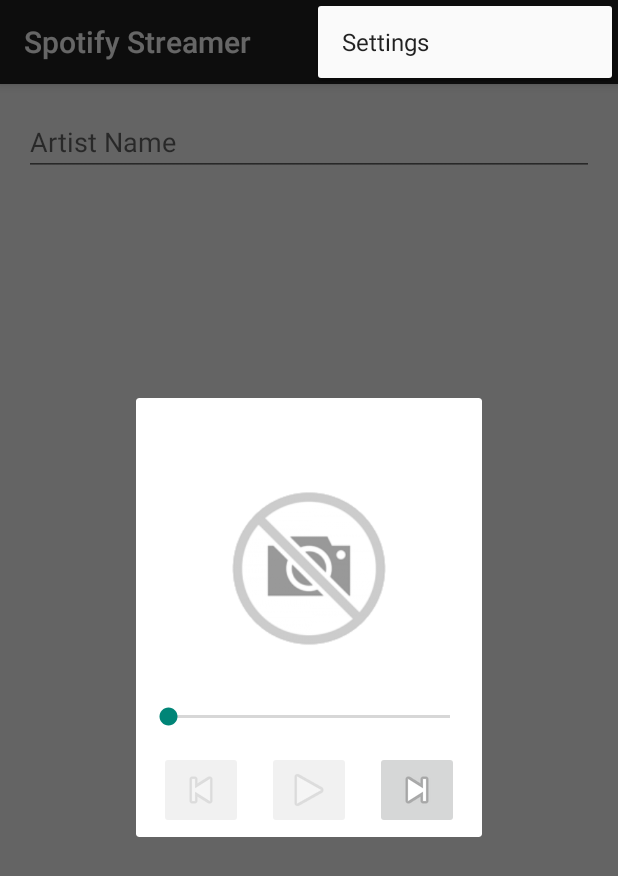
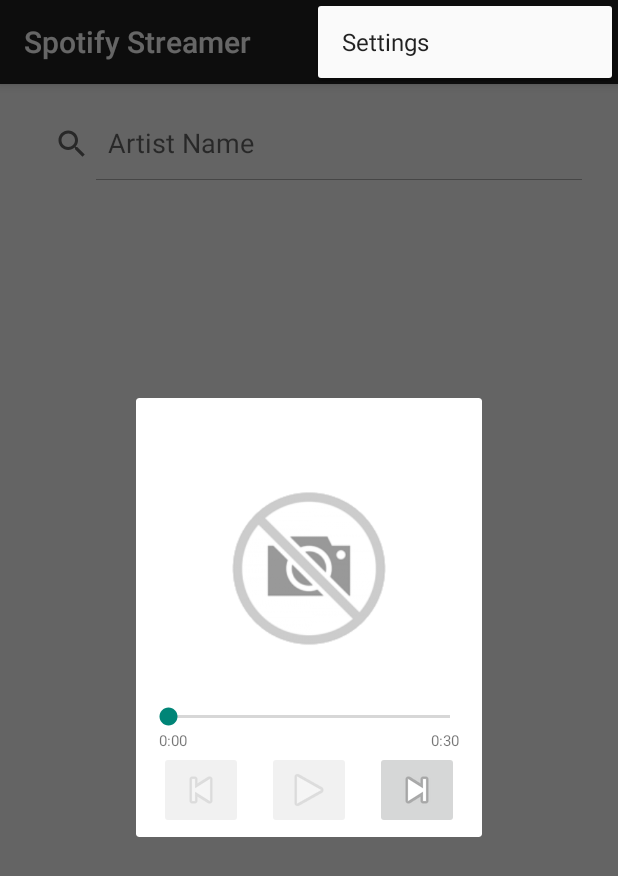
Before and after one commit to adeneche/spotifiy-part1, an Android app: the fragment PlaybackFragment placed in its activity, with the options menu open, on a phone screen of 412 x 824 dp. Shown: the top 876 px of the screen. Run offline under Robolectric (Android 15) with nearby library versions, the phone set to English and light mode, and no system bars; our stand-ins replace Picasso; libraries missing offline, so code that uses them is left out: kaaes.spotify.webapi, retrofit.client; pictures from the network do not load; 15 statements that could not run were skipped.

Commit message:
using SearchView

```diff
--- a/app/src/main/java/com/adeneche/spotifystreamer/ArtistSearchFragment.java
+++ b/app/src/main/java/com/adeneche/spotifystreamer/ArtistSearchFragment.java
@@ -3,15 +3,13 @@ package com.adeneche.spotifystreamer;
 import android.content.Context;
 import android.os.Bundle;
 import android.support.v4.app.Fragment;
+import android.support.v7.widget.SearchView;
 import android.util.Log;
-import android.view.KeyEvent;
 import android.view.LayoutInflater;
 import android.view.View;
 import android.view.ViewGroup;
-import android.view.inputmethod.EditorInfo;
 import android.widget.AdapterView;
 import android.widget.ArrayAdapter;
-import android.widget.EditText;
 import android.widget.ImageView;
 import android.widget.ListView;
 import android.widget.TextView;
@@ -78,17 +76,20 @@ public class ArtistSearchFragment extends Fragment {
             }
         });
 
-        final EditText editText = (EditText) rootView.findViewById(R.id.edittext_artist);
-        editText.setOnEditorActionListener(new TextView.OnEditorActionListener() {
-            @Override
-            public boolean onEditorAction(TextView v, int actionId, KeyEvent event) {
-                if (actionId == EditorInfo.IME_ACTION_DONE) {
-                    searchArtist(editText.getText().toString());
-                }
-                return false; // return false to allow keyboard to close (default handling)
-            }
-        });
-
+        final SearchView searchView = (SearchView) rootView.findViewById(R.id.search_artist);
+        searchView.setOnQueryTextListener(
+                new SearchView.OnQueryTextListener() {
+                    @Override
+                    public boolean onQueryTextSubmit(String query) {
+                        searchArtist(query);
+                        searchView.clearFocus();
+                        return true;
+                    }
+                    @Override
+                    public boolean onQueryTextChange(String newText) {
+                        return false;
+                    }
+                });
         return rootView;
     }
 
--- a/app/src/main/java/com/adeneche/spotifystreamer/PlaybackFragment.java
+++ b/app/src/main/java/com/adeneche/spotifystreamer/PlaybackFragment.java
@@ -89,16 +89,16 @@ public class PlaybackFragment extends DialogFragment implements PlayerService.On
         }
 
         mHolder.seekBar.setProgress(0);
-        mHolder.seekBar.setMax(100);
+        mHolder.seekBar.setMax(30_000);
 
         mHolder.artistTxt.setText(track.artistName);
         mHolder.albumText.setText(track.albumName);
         mHolder.trackText.setText(track.trackName);
 
         if (!mPlayerBound) {
-            mHolder.elapsedText.setText("");
-            mHolder.durationText.setText("");
+            mHolder.elapsedText.setText(Utils.formatTime(0));
         }
+        mHolder.durationText.setText(Utils.formatTime(30));
 
         mHolder.playBtn.setImageResource(android.R.drawable.ic_media_play);
         mHolder.prevBtn.setAlpha(mSelected == 0 ? .35f : 1f);
@@ -196,7 +196,7 @@ public class PlaybackFragment extends DialogFragment implements PlayerService.On
         Log.i(LOG_TAG, "onPrepared");
         final MediaPlayer player = mPlayerService.getPlayer();
 
-        mHolder.durationText.setText(Utils.formatTime(player.getDuration() / 1000));
+        mHolder.durationText.setText(Utils.formatTime(30)); // all previews are 30 seconds
         mHolder.elapsedText.setText(Utils.formatTime(player.getCurrentPosition() / 1000));
 
         if (player.isPlaying()) {
@@ -255,7 +255,6 @@ public class PlaybackFragment extends DialogFragment implements PlayerService.On
         if (mPlayerBound && mPlayerService.isPlaying()) {
             final MediaPlayer player = mPlayerService.getPlayer();
             int pos = player.getCurrentPosition();
-            mHolder.seekBar.setMax(player.getDuration());
             mHolder.seekBar.setProgress(pos);
             mHolder.elapsedText.setText(Utils.formatTime(pos / 1000));
 
--- a/app/src/main/res/layout/fragment_main.xml
+++ b/app/src/main/res/layout/fragment_main.xml
@@ -1,17 +1,22 @@
 <LinearLayout xmlns:android="http://schemas.android.com/apk/res/android"
     xmlns:tools="http://schemas.android.com/tools"
-    android:layout_width="match_parent" android:layout_height="match_parent"
-    android:paddingLeft="@dimen/activity_horizontal_margin" android:paddingRight="@dimen/activity_horizontal_margin"
-    android:paddingTop="@dimen/activity_vertical_margin" android:paddingBottom="@dimen/activity_vertical_margin"
+    android:layout_width="match_parent"
+    android:layout_height="match_parent"
+    xmlns:app="http://schemas.android.com/apk/res-auto"
+    android:paddingLeft="@dimen/activity_horizontal_margin"
+    android:paddingRight="@dimen/activity_horizontal_margin"
+    android:paddingTop="@dimen/activity_vertical_margin"
+    android:paddingBottom="@dimen/activity_vertical_margin"
     android:orientation="vertical"
     android:focusableInTouchMode="true"
-    tools:context=".MainActivityFragment" >
-    <EditText
-        android:id="@+id/edittext_artist"
-        android:layout_width="fill_parent" android:layout_height="wrap_content"
-        android:hint="@string/search_hint"
-        android:singleLine="true"
-        android:imeOptions="actionDone"/>
+    tools:context=".MainActivityFragment">
+    <android.support.v7.widget.SearchView
+        android:layout_width="match_parent"
+        android:layout_height="wrap_content"
+        android:inputType="text"
+        app:iconifiedByDefault="false"
+        app:queryHint="@string/search_hint"
+        android:id="@+id/search_artist" />
     <ListView
         android:id="@+id/listview_search"
         android:layout_width="match_parent"
--- a/app/src/main/res/layout/player_fragment.xml
+++ b/app/src/main/res/layout/player_fragment.xml
@@ -8,13 +8,15 @@
 
     <TextView
         android:id="@+id/player_artist"
-        android:layout_width="wrap_content"
+        android:layout_width="200dp"
         android:layout_height="wrap_content"
+        android:gravity="center_horizontal"
         android:singleLine="true" android:ellipsize="end" />
     <TextView
         android:id="@+id/player_album"
-        android:layout_width="wrap_content"
+        android:layout_width="200dp"
         android:layout_height="wrap_content"
+        android:gravity="center_horizontal"
         android:singleLine="true" android:ellipsize="end" />
     <ImageView
         android:id="@+id/player_thumbnail"
@@ -23,8 +25,9 @@
         android:src="@drawable/no_image_available" />
     <TextView
         android:id="@+id/player_track"
-        android:layout_width="wrap_content"
+        android:layout_width="200dp"
         android:layout_height="wrap_content"
+        android:gravity="center_horizontal"
         android:singleLine="true" android:ellipsize="end" />
     <SeekBar
         android:id="@+id/player_scrubbar"
@@ -38,8 +41,7 @@
             android:id="@+id/player_elapsed"
             android:layout_width="wrap_content"
             android:layout_height="wrap_content"
-            android:textSize="10dp"
-            android:text="0:00"/>
+            android:textSize="10dp" />
         <View
             android:layout_width="0dp"
             android:layout_height="1dp"
@@ -49,8 +51,7 @@
             android:id="@+id/player_duration"
             android:layout_width="wrap_content"
             android:layout_height="wrap_content"
-            android:textSize="10dp"
-            android:text="2:30"/>
+            android:textSize="10dp" />
     </LinearLayout>
     <LinearLayout
         android:orientation="horizontal"
```
